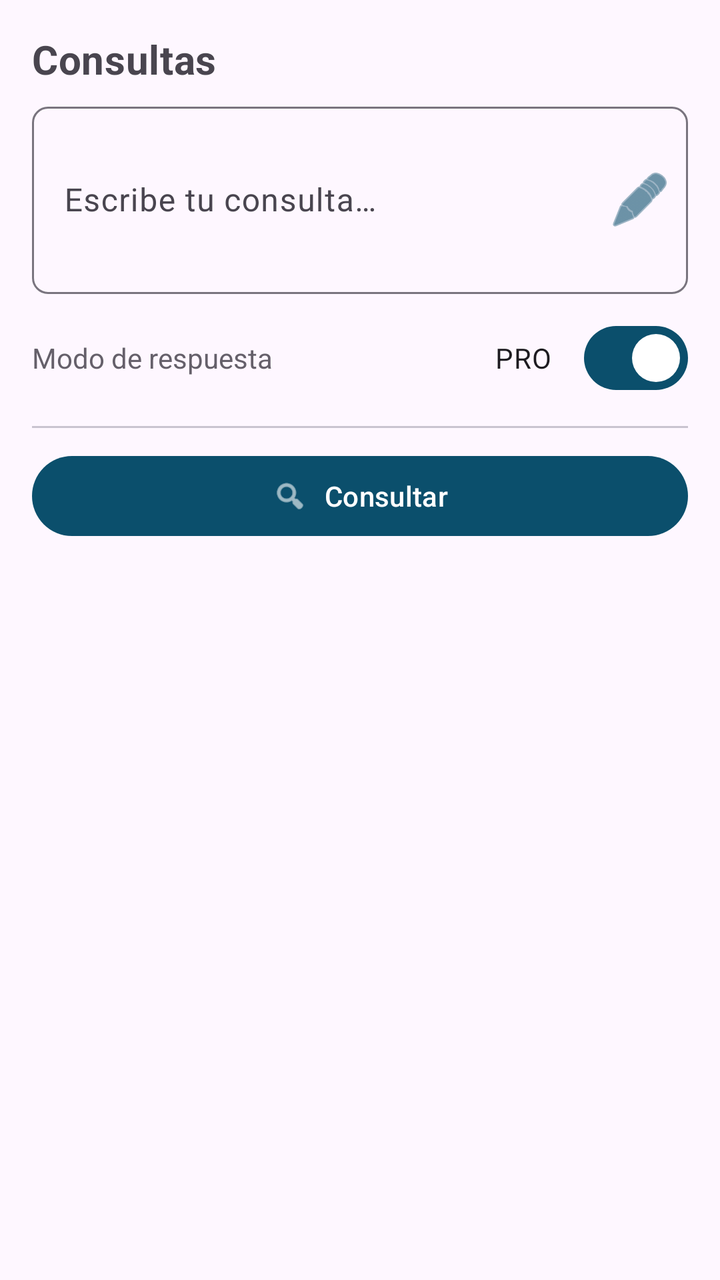
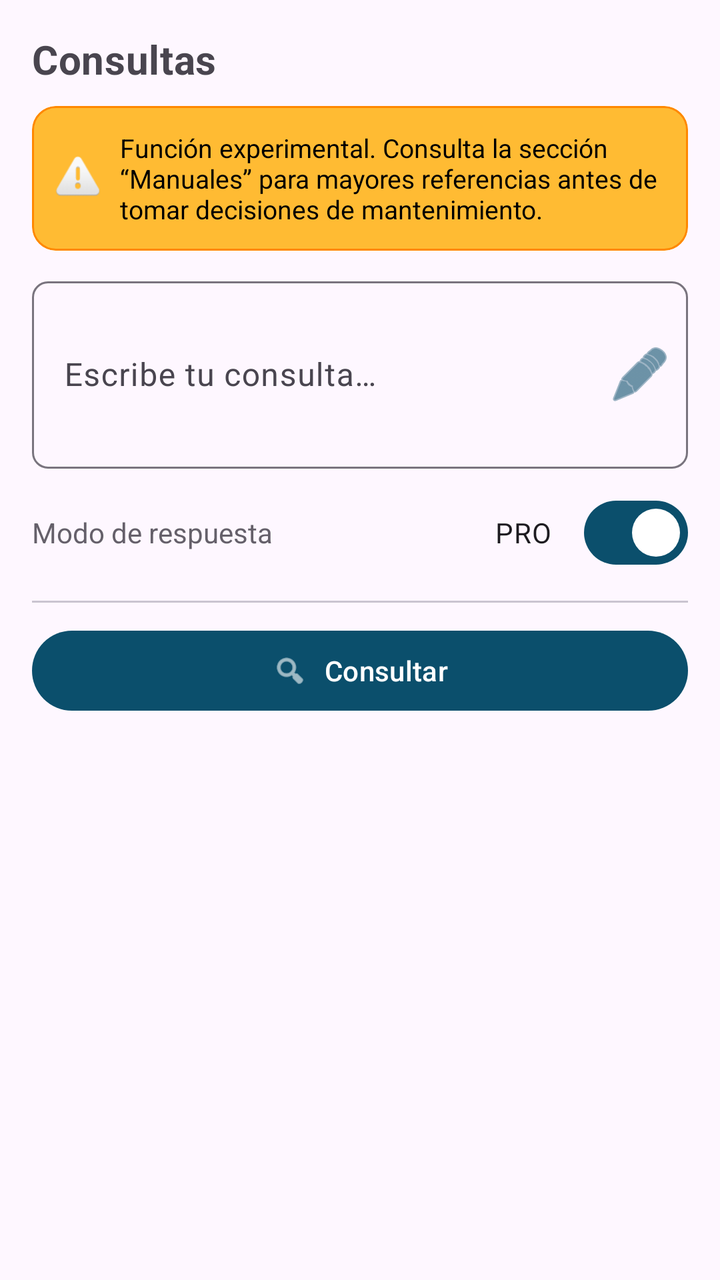

Before-and-after screenshots of an Android layout around one commit, followed by the original layout XML and the change that was made.
<!-- AndroidManifest.xml: application theme Theme.BlackHawk -->
<!-- res/layout/fragment_ai_query.xml -->
<?xml version="1.0" encoding="utf-8"?>
<LinearLayout xmlns:android="http://schemas.android.com/apk/res/android"
    xmlns:app="http://schemas.android.com/apk/res-auto"
    android:orientation="vertical"
    android:padding="16dp"
    android:layout_width="match_parent"
    android:layout_height="match_parent">

    
    <TextView
        android:id="@+id/tvHeader"
        android:text="@string/consultas"
        android:textStyle="bold"
        android:textSize="20sp"
        android:letterSpacing="0.01"
        android:layout_width="wrap_content"
        android:layout_height="wrap_content" />

    
    <com.google.android.material.textfield.TextInputLayout
        android:id="@+id/tilQuery"
        style="@style/Widget.Material3.TextInputLayout.OutlinedBox"
        android:layout_width="match_parent"
        android:layout_height="wrap_content"
        android:layout_marginTop="5dp"
        app:endIconMode="custom"
        app:endIconDrawable="@android:drawable/ic_menu_edit"
        app:endIconTint="?attr/colorPrimary"
        app:shapeAppearance="@style/ShapeAppearance.Material3.MediumComponent">

        <com.google.android.material.textfield.TextInputEditText
            android:id="@+id/edtQuery"
            android:hint="@string/escribe_tu_consulta"
            android:inputType="textMultiLine"
            android:minLines="3"
            android:imeOptions="actionSearch"
            android:layout_width="match_parent"
            android:layout_height="wrap_content"
            android:paddingEnd="36dp" />
    </com.google.android.material.textfield.TextInputLayout>


    
    <LinearLayout
        android:id="@+id/rowMode"
        android:layout_width="match_parent"
        android:layout_height="wrap_content"
        android:orientation="horizontal"
        android:gravity="center_vertical"
        android:paddingTop="8dp"
        android:paddingBottom="4dp">

        <TextView
            android:id="@+id/txtModeLabel"
            android:layout_width="0dp"
            android:layout_height="wrap_content"
            android:layout_weight="1"
            android:text="@string/modo_de_respuesta"
            android:textSize="14sp"
            android:alpha="0.85" />

        <com.google.android.material.materialswitch.MaterialSwitch
            android:id="@+id/switchMode"
            android:layout_width="wrap_content"
            android:layout_height="wrap_content"
            android:text="@string/pro"
            android:checked="true" />
    </LinearLayout>

    
    <com.google.android.material.divider.MaterialDivider
        android:layout_width="match_parent"
        android:layout_height="1dp"
        android:layout_marginTop="6dp"
        android:layout_marginBottom="10dp"
        app:dividerThickness="1dp" />

    
    <com.google.android.material.button.MaterialButton
        android:id="@+id/btnAsk"
        style="@style/Widget.Material3.Button"
        android:text="@string/consultar"
        android:layout_width="match_parent"
        android:layout_height="wrap_content"
        android:layout_marginBottom="10dp"
        app:icon="@android:drawable/ic_menu_search"
        app:iconPadding="8dp"
        app:iconGravity="textStart" />

    
    <TextView
        android:id="@+id/txtRefsHeader"
        android:layout_width="match_parent"
        android:layout_height="wrap_content"
        android:text="@string/referencias"
        android:textStyle="bold"
        android:layout_marginTop="12dp"
        android:visibility="gone" />

    
    <androidx.recyclerview.widget.RecyclerView
        android:id="@+id/rvCitations"
        android:layout_width="match_parent"
        android:layout_height="0dp"
        android:layout_weight="1"
        android:layout_marginTop="8dp"
        android:clipToPadding="false"
        android:paddingBottom="6dp"
        android:visibility="visible" />

</LinearLayout>
<!-- resources referenced by this layout -->
<resources>
  <string name="consultar">Consultar</string>
  <string name="consultas">Consultas</string>
  <string name="escribe_tu_consulta">Escribe tu consulta…</string>
  <string name="modo_de_respuesta">Modo de respuesta</string>
  <string name="pro">PRO</string>
  <string name="referencias">Referencias</string>
  <style name="Theme.BlackHawk" parent="Theme.Material3.Light.NoActionBar">
          <item name="colorPrimary">@color/primary</item>
          <item name="colorSecondary">@color/secondary</item>
          <item name="android:statusBarColor">?attr/colorPrimary</item>
      </style>
  <color name="primary">#0B4F6C</color>
  <color name="secondary">#2D8631</color>
</resources>

<!-- the commit's change to res/layout/fragment_ai_query.xml (unified diff, before → after) -->
@@ -17,12 +17,51 @@
         android:layout_height="wrap_content" />
 
     
+    <com.google.android.material.card.MaterialCardView
+        android:id="@+id/cardExperimentalWarning"
+        android:layout_width="match_parent"
+        android:layout_height="wrap_content"
+        android:layout_marginTop="10dp"
+        app:cardCornerRadius="12dp"
+        app:cardElevation="0dp"
+        app:cardBackgroundColor="@android:color/holo_orange_light"
+        app:strokeWidth="1dp"
+        app:strokeColor="@android:color/holo_orange_dark">
+
+        <LinearLayout
+            android:layout_width="match_parent"
+            android:layout_height="wrap_content"
+            android:orientation="horizontal"
+            android:padding="12dp"
+            android:gravity="center_vertical">
+
+            <ImageView
+                android:id="@+id/imgWarn"
+                android:layout_width="22dp"
+                android:layout_height="22dp"
+                android:src="@android:drawable/ic_dialog_alert"
+                android:contentDescription="@string/advertencia"
+                android:layout_marginEnd="10dp" />
+
+            <TextView
+                android:id="@+id/tvExperimentalWarning"
+                android:layout_width="0dp"
+                android:layout_height="wrap_content"
+                android:layout_weight="1"
+                android:text="@string/funci_n_experimental_consulta_la_secci_n_manuales_para_mayores_referencias_antes_de_tomar_decisiones_de_mantenimiento"
+                android:textSize="13sp"
+                android:textColor="@android:color/black" />
+        </LinearLayout>
+
+    </com.google.android.material.card.MaterialCardView>
+
+    
     <com.google.android.material.textfield.TextInputLayout
         android:id="@+id/tilQuery"
         style="@style/Widget.Material3.TextInputLayout.OutlinedBox"
         android:layout_width="match_parent"
         android:layout_height="wrap_content"
-        android:layout_marginTop="5dp"
+        android:layout_marginTop="10dp"
         app:endIconMode="custom"
         app:endIconDrawable="@android:drawable/ic_menu_edit"
         app:endIconTint="?attr/colorPrimary"
<!-- resource entries referenced after the edit -->
@@ -1,8 +1,10 @@
 <!-- resources referenced by this layout -->
 <resources>
+  <string name="advertencia">Advertencia</string>
   <string name="consultar">Consultar</string>
   <string name="consultas">Consultas</string>
   <string name="escribe_tu_consulta">Escribe tu consulta…</string>
+  <string name="funci_n_experimental_consulta_la_secci_n_manuales_para_mayores_referencias_antes_de_tomar_decisiones_de_mantenimiento">Función experimental. Consulta la sección “Manuales” para mayores referencias antes de tomar decisiones de mantenimiento.</string>
   <string name="modo_de_respuesta">Modo de respuesta</string>
   <string name="pro">PRO</string>
   <string name="referencias">Referencias</string>
